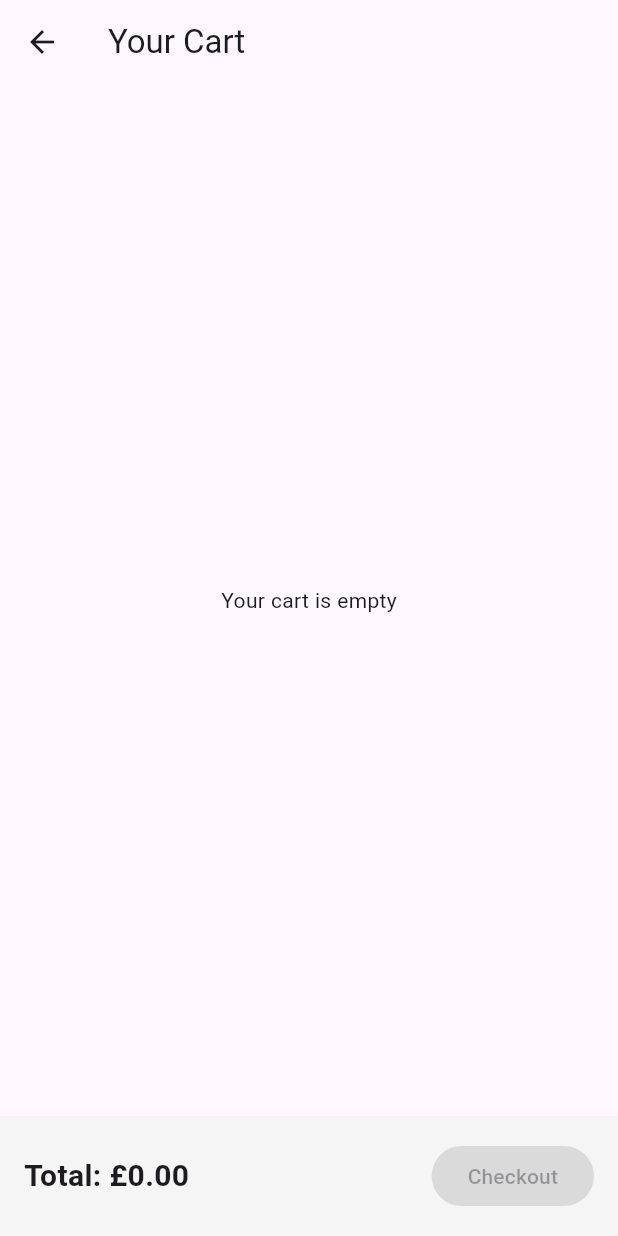
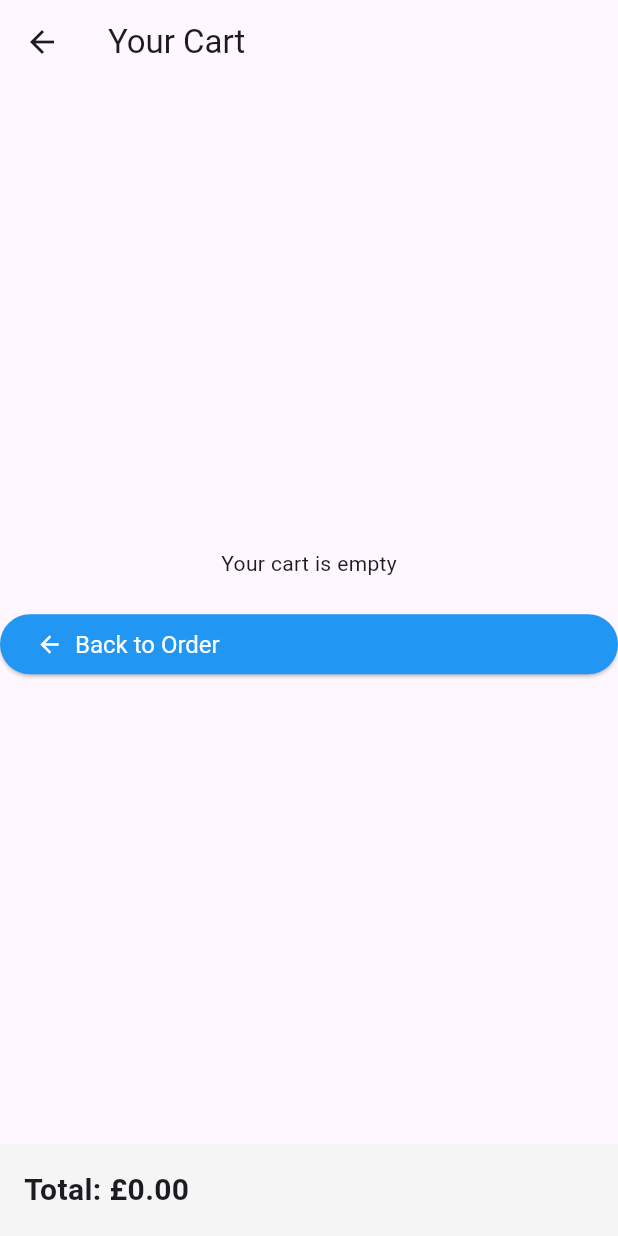
Before and after one commit to GiorgosKostakakis/flutter_application_1, a Flutter app: the screen it shows after launch, scrolled down 137 dp, after a tap on "View Cart", on a phone screen of 412 x 824 dp. Run offline on Flutter 3.47's test engine with Material 3 defaults, Android fonts, the phone set to English and light mode, and no system bars.

Commit message:
add CartScreen checkout UI and extract StyledButton into reusable widget"

```diff
--- a/lib/views/cart_screen.dart
+++ b/lib/views/cart_screen.dart
@@ -4,6 +4,8 @@ import 'package:sandwich_shop/models/sandwich.dart';
 import 'package:sandwich_shop/views/cart_item_row.dart';
 import 'package:sandwich_shop/views/edit_item_modal.dart';
 import 'package:sandwich_shop/views/app_styles.dart';
+import 'package:sandwich_shop/views/checkout_screen.dart';
+import 'package:sandwich_shop/views/styled_button.dart';
 
 class CartScreen extends StatefulWidget {
   final Cart cart;
@@ -86,13 +88,71 @@ class _CartScreenState extends State<CartScreen> {
     }
   }
 
+  Future<void> _navigateToCheckout() async {
+    if (widget.cart.items.isEmpty) {
+      ScaffoldMessenger.of(context).showSnackBar(
+        const SnackBar(
+          content: Text('Your cart is empty'),
+          duration: Duration(seconds: 2),
+        ),
+      );
+      return;
+    }
+
+    final result = await Navigator.push(
+      context,
+      MaterialPageRoute(
+        builder: (context) => CheckoutScreen(cart: widget.cart),
+      ),
+    );
+
+    if (result != null && mounted) {
+      setState(() {
+        widget.cart.clear();
+      });
+
+      final String orderId = result['orderId'] as String;
+      final String estimatedTime = result['estimatedTime'] as String;
+
+      ScaffoldMessenger.of(context).showSnackBar(
+        SnackBar(
+          content:
+              Text('Order $orderId confirmed! Estimated time: $estimatedTime'),
+          duration: const Duration(seconds: 4),
+          backgroundColor: Colors.green,
+        ),
+      );
+
+      Navigator.pop(context);
+    }
+  }
+
   @override
   Widget build(BuildContext context) {
     return Scaffold(
       appBar: AppBar(title: const Text('Your Cart')),
       body: _cart.items.isEmpty
-          ? const Center(child: Text('Your cart is empty'))
-          : ListView.builder(
+          ? Center(
+              child: Column(
+                mainAxisAlignment: MainAxisAlignment.center,
+                children: [
+                  const Text('Your cart is empty'),
+                  const SizedBox(height: 20),
+                  StyledButton(
+                    onPressed: () => Navigator.pop(context),
+                    icon: Icons.arrow_back,
+                    label: 'Back to Order',
+                    backgroundColor: Colors.blue,
+                  ),
+                ],
+              ),
+            )
+          : Padding(
+              padding: const EdgeInsets.symmetric(horizontal: 16.0, vertical: 8.0),
+              child: Column(
+                children: [
+                  Expanded(
+                    child: ListView.builder(
                       itemCount: _cart.items.length,
                       itemBuilder: (context, index) {
                         final item = _cart.items[index];
@@ -106,6 +166,34 @@ class _CartScreenState extends State<CartScreen> {
                         );
                       },
                     ),
+                  ),
+                  const SizedBox(height: 20),
+                  Builder(
+                    builder: (BuildContext context) {
+                      final bool cartHasItems = widget.cart.items.isNotEmpty;
+                      if (cartHasItems) {
+                        return StyledButton(
+                          onPressed: _navigateToCheckout,
+                          icon: Icons.payment,
+                          label: 'Checkout',
+                          backgroundColor: Colors.orange,
+                        );
+                      } else {
+                        return const SizedBox.shrink();
+                      }
+                    },
+                  ),
+                  const SizedBox(height: 20),
+                  StyledButton(
+                    onPressed: () => Navigator.pop(context),
+                    icon: Icons.arrow_back,
+                    label: 'Back to Order',
+                    backgroundColor: Colors.blue,
+                  ),
+                  const SizedBox(height: 8),
+                ],
+              ),
+            ),
       bottomNavigationBar: Container(
         padding: const EdgeInsets.all(16),
         color: Colors.grey[100],
@@ -113,10 +201,7 @@ class _CartScreenState extends State<CartScreen> {
           mainAxisAlignment: MainAxisAlignment.spaceBetween,
           children: [
             Text('Total: £${_cart.totalPrice.toStringAsFixed(2)}', style: heading2),
-            ElevatedButton(
-              onPressed: _cart.isEmpty ? null : () {},
-              child: const Text('Checkout'),
-            ),
+            const SizedBox.shrink(),
           ],
         ),
       ),
--- /dev/null
+++ b/lib/views/styled_button.dart
@@ -0,0 +1,38 @@
+import 'package:flutter/material.dart';
+import 'package:sandwich_shop/views/app_styles.dart';
+
+class StyledButton extends StatelessWidget {
+  final VoidCallback? onPressed;
+  final IconData icon;
+  final String label;
+  final Color backgroundColor;
+
+  const StyledButton({
+    super.key,
+    required this.onPressed,
+    required this.icon,
+    required this.label,
+    required this.backgroundColor,
+  });
+
+  @override
+  Widget build(BuildContext context) {
+    ButtonStyle myButtonStyle = ElevatedButton.styleFrom(
+      backgroundColor: backgroundColor,
+      foregroundColor: Colors.white,
+      textStyle: normalText,
+    );
+
+    return ElevatedButton(
+      onPressed: onPressed,
+      style: myButtonStyle,
+      child: Row(
+        children: [
+          Icon(icon),
+          const SizedBox(width: 8),
+          Text(label),
+        ],
+      ),
+    );
+  }
+}
```
Lines whose indentation alone changed are shown as unchanged.
